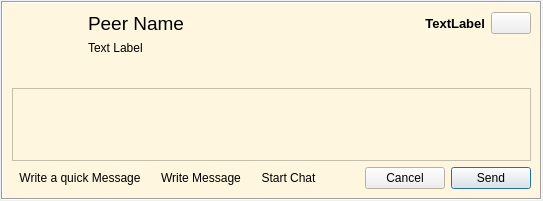
Qt form retroshare-gui/src/gui/feeds/ChatMsgItem.ui (RetroShare/RetroShare) before a commit.
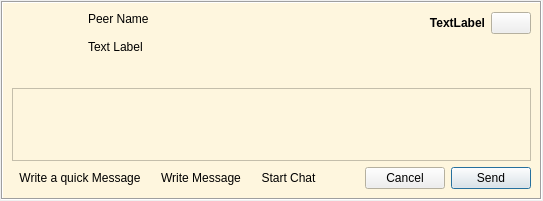
The same form after that commit. Icons and pictures are not drawn. Custom widgets are drawn as their Qt base class.

Commit message: Moved font size definitions from ui files to default qss. Added new base class StyledLabel to emulate the missing font-size by factor in qss.

Diff of the .ui file:
```diff
--- a/retroshare-gui/src/gui/feeds/ChatMsgItem.ui
+++ b/retroshare-gui/src/gui/feeds/ChatMsgItem.ui
@@ -142,12 +142,7 @@
        </layout>
       </item>
       <item row="0" column="1">
-       <widget class="QLabel" name="peerNameLabel">
-        <property name="font">
-         <font>
-          <pointsize>14</pointsize>
-         </font>
-        </property>
+       <widget class="StyledLabel" name="peerNameLabel">
         <property name="text">
          <string notr="true">Peer Name</string>
         </property>
@@ -179,7 +174,6 @@
         </property>
         <property name="font">
          <font>
-          <pointsize>10</pointsize>
           <weight>75</weight>
           <bold>true</bold>
          </font>
@@ -418,6 +412,11 @@
    <header>gui/common/AvatarWidget.h</header>
    <container>1</container>
   </customwidget>
+  <customwidget>
+   <class>StyledLabel</class>
+   <extends>QLabel</extends>
+   <header>gui/common/StyledLabel.h</header>
+  </customwidget>
  </customwidgets>
  <resources>
   <include location="../images.qrc"/>
```
The commit also changes 41 other files.
